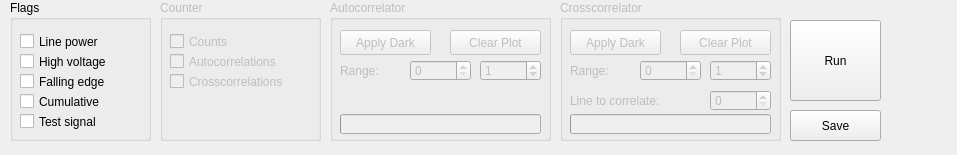
This is line.ui in ahp-electronics/xc-gui as Qt 5 draws it before an edit. The edited form follows.
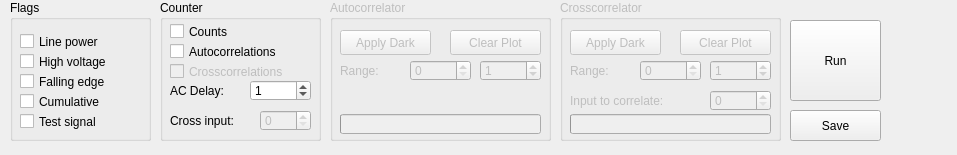
This is the edited form.

What changed in the file:
```diff
--- a/line.ui
+++ b/line.ui
@@ -187,7 +187,7 @@
   </widget>
   <widget class="QGroupBox" name="groupBox_2">
    <property name="enabled">
-    <bool>false</bool>
+    <bool>true</bool>
    </property>
    <property name="geometry">
     <rect>
@@ -204,7 +204,7 @@
     <property name="geometry">
      <rect>
       <x>10</x>
-      <y>30</y>
+      <y>20</y>
       <width>92</width>
       <height>23</height>
      </rect>
@@ -213,11 +213,14 @@
      <string>Counts</string>
     </property>
    </widget>
-   <widget class="QCheckBox" name="checkBox_2">
+   <widget class="QCheckBox" name="Autocorrelations">
+    <property name="enabled">
+     <bool>true</bool>
+    </property>
     <property name="geometry">
      <rect>
       <x>10</x>
-      <y>50</y>
+      <y>40</y>
       <width>151</width>
       <height>23</height>
      </rect>
@@ -226,11 +229,14 @@
      <string>Autocorrelations</string>
     </property>
    </widget>
-   <widget class="QCheckBox" name="checkBox_3">
+   <widget class="QCheckBox" name="Crosscorrelations">
+    <property name="enabled">
+     <bool>false</bool>
+    </property>
     <property name="geometry">
      <rect>
       <x>10</x>
-      <y>70</y>
+      <y>60</y>
       <width>151</width>
       <height>23</height>
      </rect>
@@ -239,6 +245,58 @@
      <string>Crosscorrelations</string>
     </property>
    </widget>
+   <widget class="QLabel" name="label_6">
+    <property name="geometry">
+     <rect>
+      <x>10</x>
+      <y>110</y>
+      <width>81</width>
+      <height>21</height>
+     </rect>
+    </property>
+    <property name="text">
+     <string>Cross input:</string>
+    </property>
+   </widget>
+   <widget class="QSpinBox" name="Input2">
+    <property name="enabled">
+     <bool>false</bool>
+    </property>
+    <property name="geometry">
+     <rect>
+      <x>100</x>
+      <y>110</y>
+      <width>51</width>
+      <height>21</height>
+     </rect>
+    </property>
+   </widget>
+   <widget class="QSpinBox" name="SpectralLine">
+    <property name="geometry">
+     <rect>
+      <x>90</x>
+      <y>80</y>
+      <width>61</width>
+      <height>21</height>
+     </rect>
+    </property>
+    <property name="value">
+     <number>1</number>
+    </property>
+   </widget>
+   <widget class="QLabel" name="label_7">
+    <property name="geometry">
+     <rect>
+      <x>10</x>
+      <y>80</y>
+      <width>71</width>
+      <height>21</height>
+     </rect>
+    </property>
+    <property name="text">
+     <string>AC Delay:</string>
+    </property>
+   </widget>
   </widget>
   <widget class="QPushButton" name="Run">
    <property name="geometry">
@@ -356,7 +414,7 @@
      </rect>
     </property>
     <property name="text">
-     <string>Line to correlate:</string>
+     <string>Input to correlate:</string>
     </property>
    </widget>
    <widget class="QSpinBox" name="Index2">
```
Left out of the diff: 4 changed lines with no effect on the pictures.
